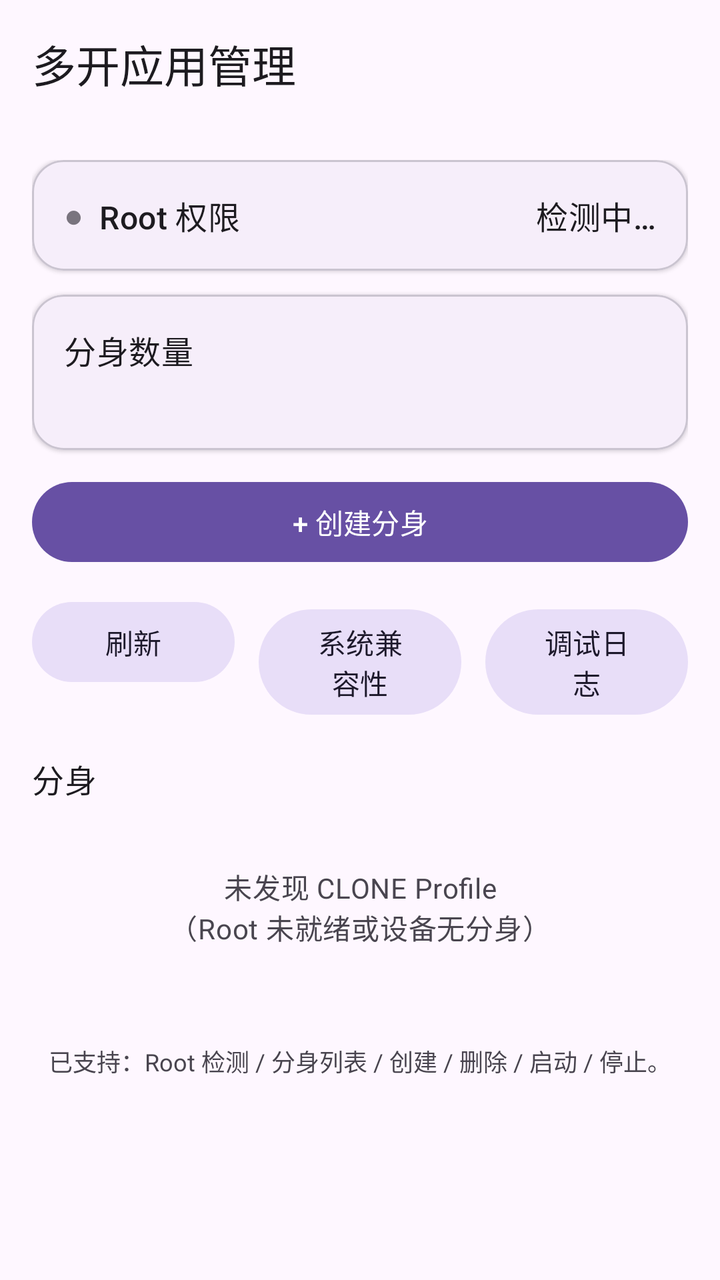
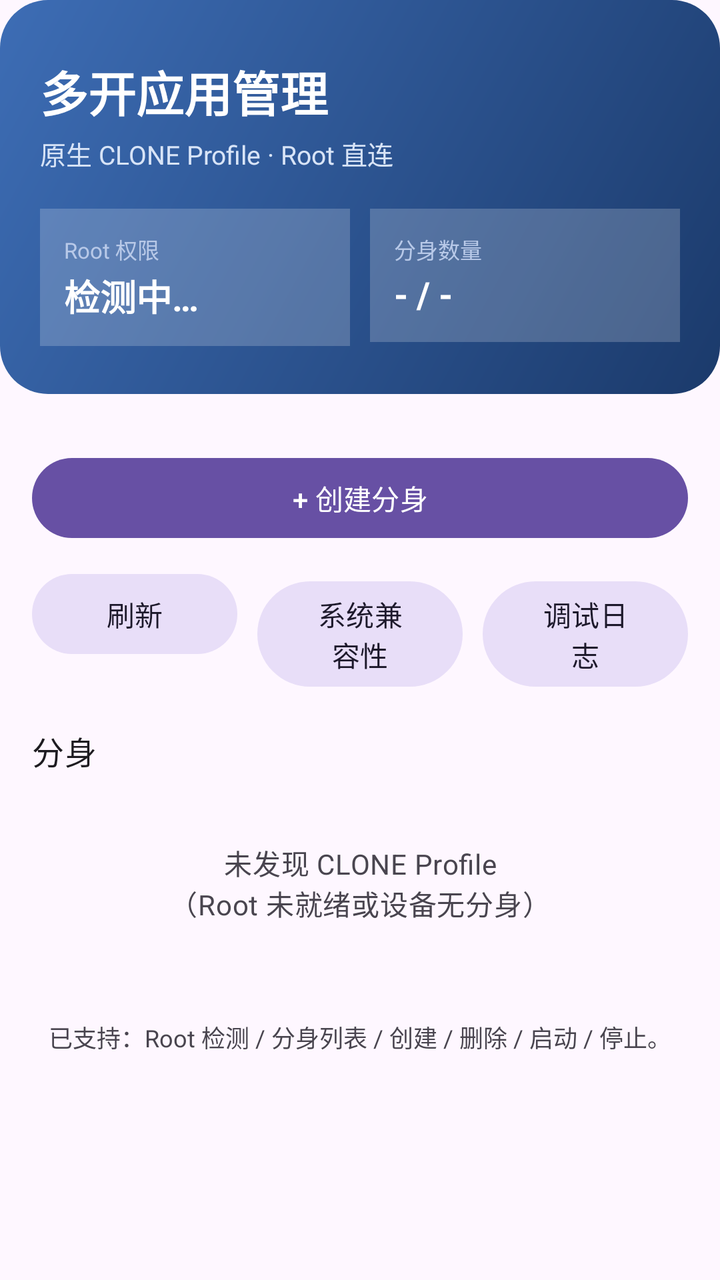

The first picture is an Android layout as it rendered before a commit; the second is the same layout after the commit. The layout source and the unified diff follow.
<!-- AndroidManifest.xml: application theme Theme.CloneManager -->
<!-- res/layout/activity_main.xml -->
<?xml version="1.0" encoding="utf-8"?>
<LinearLayout xmlns:android="http://schemas.android.com/apk/res/android"
    xmlns:app="http://schemas.android.com/apk/res-auto"
    android:layout_width="match_parent"
    android:layout_height="match_parent"
    android:orientation="vertical"
    android:background="?android:attr/colorBackground">

    <com.google.android.material.appbar.MaterialToolbar
        android:id="@+id/toolbar"
        android:layout_width="match_parent"
        android:layout_height="?attr/actionBarSize"
        android:background="?attr/colorSurface"
        app:title="@string/app_name"
        app:titleTextAppearance="@style/TextAppearance.Material3.TitleLarge" />

    <ProgressBar
        android:id="@+id/progressBar"
        android:layout_width="wrap_content"
        android:layout_height="wrap_content"
        android:layout_gravity="center_horizontal"
        android:visibility="gone"
        android:indeterminate="true" />

    <androidx.core.widget.NestedScrollView
        android:layout_width="match_parent"
        android:layout_height="0dp"
        android:layout_weight="1"
        android:fillViewport="true">

        <LinearLayout
            android:layout_width="match_parent"
            android:layout_height="wrap_content"
            android:orientation="vertical"
            android:padding="16dp">

            <com.google.android.material.card.MaterialCardView
                android:layout_width="match_parent"
                android:layout_height="wrap_content"
                app:cardCornerRadius="16dp"
                app:cardElevation="1dp">

                <LinearLayout
                    android:layout_width="match_parent"
                    android:layout_height="wrap_content"
                    android:orientation="vertical"
                    android:padding="16dp">

                    <LinearLayout
                        android:layout_width="match_parent"
                        android:layout_height="wrap_content"
                        android:orientation="horizontal"
                        android:gravity="center_vertical">

                        <TextView
                            android:id="@+id/rootDot"
                            android:layout_width="wrap_content"
                            android:layout_height="wrap_content"
                            android:text="●"
                            android:textSize="16sp"
                            android:textColor="?attr/colorOutline" />

                        <TextView
                            android:layout_width="wrap_content"
                            android:layout_height="wrap_content"
                            android:layout_marginStart="8dp"
                            android:text="@string/home_root_title"
                            android:textAppearance="@style/TextAppearance.Material3.TitleMedium" />

                        <Space
                            android:layout_width="0dp"
                            android:layout_height="1dp"
                            android:layout_weight="1" />

                        <TextView
                            android:id="@+id/rootStatus"
                            android:layout_width="wrap_content"
                            android:layout_height="wrap_content"
                            android:text="@string/home_root_unknown"
                            android:textAppearance="@style/TextAppearance.Material3.TitleMedium" />
                    </LinearLayout>

                    <TextView
                        android:id="@+id/rootDetail"
                        android:layout_width="match_parent"
                        android:layout_height="wrap_content"
                        android:layout_marginTop="6dp"
                        android:textSize="12sp"
                        android:textColor="?android:attr/textColorSecondary"
                        android:visibility="gone" />
                </LinearLayout>
            </com.google.android.material.card.MaterialCardView>

            <com.google.android.material.card.MaterialCardView
                android:layout_width="match_parent"
                android:layout_height="wrap_content"
                android:layout_marginTop="12dp"
                app:cardCornerRadius="16dp"
                app:cardElevation="1dp">

                <LinearLayout
                    android:layout_width="match_parent"
                    android:layout_height="wrap_content"
                    android:orientation="vertical"
                    android:padding="16dp">

                    <LinearLayout
                        android:layout_width="match_parent"
                        android:layout_height="wrap_content"
                        android:orientation="horizontal"
                        android:gravity="center_vertical">

                        <TextView
                            android:layout_width="wrap_content"
                            android:layout_height="wrap_content"
                            android:text="@string/home_clone_count_title"
                            android:textAppearance="@style/TextAppearance.Material3.TitleMedium" />

                        <Space
                            android:layout_width="0dp"
                            android:layout_height="1dp"
                            android:layout_weight="1" />

                        <TextView
                            android:id="@+id/cloneCount"
                            android:layout_width="wrap_content"
                            android:layout_height="wrap_content"
                            android:textAppearance="@style/TextAppearance.Material3.TitleMedium"
                            android:textColor="?attr/colorPrimary" />
                    </LinearLayout>

                    <TextView
                        android:id="@+id/cloneLimitDetail"
                        android:layout_width="match_parent"
                        android:layout_height="wrap_content"
                        android:layout_marginTop="6dp"
                        android:textSize="12sp"
                        android:textColor="?android:attr/textColorSecondary" />
                </LinearLayout>
            </com.google.android.material.card.MaterialCardView>

            <com.google.android.material.card.MaterialCardView
                android:id="@+id/errorCard"
                android:layout_width="match_parent"
                android:layout_height="wrap_content"
                android:layout_marginTop="12dp"
                android:visibility="gone"
                app:cardBackgroundColor="?attr/colorErrorContainer"
                app:cardCornerRadius="16dp"
                app:cardElevation="0dp">

                <TextView
                    android:id="@+id/errorText"
                    android:layout_width="match_parent"
                    android:layout_height="wrap_content"
                    android:padding="16dp"
                    android:textAppearance="@style/TextAppearance.Material3.BodyMedium"
                    android:textColor="?attr/colorOnErrorContainer" />
            </com.google.android.material.card.MaterialCardView>

            <com.google.android.material.button.MaterialButton
                android:id="@+id/btnCreate"
                style="@style/Widget.Material3.Button"
                android:layout_width="match_parent"
                android:layout_height="wrap_content"
                android:layout_marginTop="12dp"
                android:drawableStart="@android:drawable/ic_input_add"
                android:drawableTint="?attr/colorOnPrimary"
                android:text="@string/action_create_clone" />

            <LinearLayout
                android:layout_width="match_parent"
                android:layout_height="wrap_content"
                android:layout_marginTop="12dp"
                android:orientation="horizontal">

                <com.google.android.material.button.MaterialButton
                    android:id="@+id/btnRefresh"
                    style="@style/Widget.Material3.Button.TonalButton"
                    android:layout_width="0dp"
                    android:layout_height="wrap_content"
                    android:layout_weight="1"
                    android:text="@string/home_refresh" />

                <com.google.android.material.button.MaterialButton
                    android:id="@+id/btnCompatibility"
                    style="@style/Widget.Material3.Button.TonalButton"
                    android:layout_width="0dp"
                    android:layout_height="wrap_content"
                    android:layout_marginStart="12dp"
                    android:layout_weight="1"
                    android:text="@string/home_compatibility" />

                <com.google.android.material.button.MaterialButton
                    android:id="@+id/btnLogs"
                    style="@style/Widget.Material3.Button.TonalButton"
                    android:layout_width="0dp"
                    android:layout_height="wrap_content"
                    android:layout_marginStart="12dp"
                    android:layout_weight="1"
                    android:text="调试日志" />
            </LinearLayout>

            <TextView
                android:id="@+id/cloneListTitle"
                android:layout_width="match_parent"
                android:layout_height="wrap_content"
                android:layout_marginTop="20dp"
                android:layout_marginBottom="8dp"
                android:text="@string/home_clone_list_title"
                android:textAppearance="@style/TextAppearance.Material3.TitleMedium" />

            <TextView
                android:id="@+id/cloneEmpty"
                android:layout_width="match_parent"
                android:layout_height="wrap_content"
                android:gravity="center"
                android:padding="24dp"
                android:text="@string/home_clone_empty"
                android:textAppearance="@style/TextAppearance.Material3.BodyMedium"
                android:textColor="?android:attr/textColorSecondary" />

            <androidx.recyclerview.widget.RecyclerView
                android:id="@+id/cloneList"
                android:layout_width="match_parent"
                android:layout_height="wrap_content"
                android:nestedScrollingEnabled="false"
                android:visibility="gone" />

            <TextView
                android:layout_width="match_parent"
                android:layout_height="wrap_content"
                android:layout_marginTop="20dp"
                android:padding="4dp"
                android:gravity="center"
                android:text="@string/home_phase1_hint"
                android:textSize="12sp"
                android:textColor="?android:attr/textColorSecondary" />
        </LinearLayout>
    </androidx.core.widget.NestedScrollView>
</LinearLayout>
<!-- resources referenced by this layout -->
<resources>
  <string name="action_create_clone">+ 创建分身</string>
  <string name="app_name">多开应用管理</string>
  <string name="home_clone_count_title">分身数量</string>
  <string name="home_clone_empty">未发现 CLONE Profile\n（Root 未就绪或设备无分身）</string>
  <string name="home_clone_list_title">分身</string>
  <string name="home_compatibility">系统兼容性</string>
  <string name="home_phase1_hint">已支持：Root 检测 / 分身列表 / 创建 / 删除 / 启动 / 停止。</string>
  <string name="home_refresh">刷新</string>
  <string name="home_root_title">Root 权限</string>
  <string name="home_root_unknown">检测中…</string>
  <style name="Theme.CloneManager" parent="Theme.Material3.DayNight.NoActionBar">
          <item name="android:windowLightStatusBar">true</item>
          <item name="android:statusBarColor">@android:color/transparent</item>
      </style>
</resources>

<!-- the commit's change to res/layout/activity_main.xml (unified diff, before → after) -->
@@ -6,19 +6,100 @@
     android:orientation="vertical"
     android:background="?android:attr/colorBackground">
 
-    <com.google.android.material.appbar.MaterialToolbar
-        android:id="@+id/toolbar"
+    <LinearLayout
         android:layout_width="match_parent"
-        android:layout_height="?attr/actionBarSize"
-        android:background="?attr/colorSurface"
-        app:title="@string/app_name"
-        app:titleTextAppearance="@style/TextAppearance.Material3.TitleLarge" />
+        android:layout_height="wrap_content"
+        android:orientation="vertical"
+        android:background="@drawable/bg_hero"
+        android:paddingStart="20dp"
+        android:paddingEnd="20dp"
+        android:paddingTop="28dp"
+        android:paddingBottom="24dp">
+
+        <TextView
+            android:layout_width="wrap_content"
+            android:layout_height="wrap_content"
+            android:text="@string/app_name"
+            android:textColor="@color/hero_text"
+            android:textSize="24sp"
+            android:textStyle="bold" />
+
+        <TextView
+            android:layout_width="wrap_content"
+            android:layout_height="wrap_content"
+            android:layout_marginTop="4dp"
+            android:text="原生 CLONE Profile · Root 直连"
+            android:textColor="#D8E4F7"
+            android:textSize="13sp" />
+
+        <LinearLayout
+            android:layout_width="match_parent"
+            android:layout_height="wrap_content"
+            android:layout_marginTop="18dp"
+            android:orientation="horizontal">
+
+            <LinearLayout
+                android:layout_width="0dp"
+                android:layout_height="wrap_content"
+                android:layout_weight="1"
+                android:orientation="vertical"
+                android:background="#33FFFFFF"
+                android:padding="12dp">
+
+                <TextView
+                    android:layout_width="wrap_content"
+                    android:layout_height="wrap_content"
+                    android:text="Root 权限"
+                    android:textColor="#B8C9E8"
+                    android:textSize="11sp" />
+
+                <TextView
+                    android:id="@+id/rootStatusHero"
+                    android:layout_width="wrap_content"
+                    android:layout_height="wrap_content"
+                    android:layout_marginTop="2dp"
+                    android:text="检测中…"
+                    android:textColor="@color/hero_text"
+                    android:textSize="18sp"
+                    android:textStyle="bold" />
+            </LinearLayout>
+
+            <Space android:layout_width="10dp" android:layout_height="1dp" />
+
+            <LinearLayout
+                android:layout_width="0dp"
+                android:layout_height="wrap_content"
+                android:layout_weight="1"
+                android:orientation="vertical"
+                android:background="#33FFFFFF"
+                android:padding="12dp">
+
+                <TextView
+                    android:layout_width="wrap_content"
+                    android:layout_height="wrap_content"
+                    android:text="分身数量"
+                    android:textColor="#B8C9E8"
+                    android:textSize="11sp" />
+
+                <TextView
+                    android:id="@+id/cloneCountHero"
+                    android:layout_width="wrap_content"
+                    android:layout_height="wrap_content"
+                    android:layout_marginTop="2dp"
+                    android:text="- / -"
+                    android:textColor="@color/hero_text"
+                    android:textSize="18sp"
+                    android:textStyle="bold" />
+            </LinearLayout>
+        </LinearLayout>
+    </LinearLayout>
 
     <ProgressBar
         android:id="@+id/progressBar"
         android:layout_width="wrap_content"
         android:layout_height="wrap_content"
         android:layout_gravity="center_horizontal"
+        android:layout_marginTop="8dp"
         android:visibility="gone"
         android:indeterminate="true" />
 
@@ -35,115 +116,9 @@
             android:padding="16dp">
 
             <com.google.android.material.card.MaterialCardView
-                android:layout_width="match_parent"
-                android:layout_height="wrap_content"
-                app:cardCornerRadius="16dp"
-                app:cardElevation="1dp">
-
-                <LinearLayout
-                    android:layout_width="match_parent"
-                    android:layout_height="wrap_content"
-                    android:orientation="vertical"
-                    android:padding="16dp">
-
-                    <LinearLayout
-                        android:layout_width="match_parent"
-                        android:layout_height="wrap_content"
-                        android:orientation="horizontal"
-                        android:gravity="center_vertical">
-
-                        <TextView
-                            android:id="@+id/rootDot"
-                            android:layout_width="wrap_content"
-                            android:layout_height="wrap_content"
-                            android:text="●"
-                            android:textSize="16sp"
-                            android:textColor="?attr/colorOutline" />
-
-                        <TextView
-                            android:layout_width="wrap_content"
-                            android:layout_height="wrap_content"
-                            android:layout_marginStart="8dp"
-                            android:text="@string/home_root_title"
-                            android:textAppearance="@style/TextAppearance.Material3.TitleMedium" />
-
-                        <Space
-                            android:layout_width="0dp"
-                            android:layout_height="1dp"
-                            android:layout_weight="1" />
-
-                        <TextView
-                            android:id="@+id/rootStatus"
-                            android:layout_width="wrap_content"
-                            android:layout_height="wrap_content"
-                            android:text="@string/home_root_unknown"
-                            android:textAppearance="@style/TextAppearance.Material3.TitleMedium" />
-                    </LinearLayout>
-
-                    <TextView
-                        android:id="@+id/rootDetail"
-                        android:layout_width="match_parent"
-                        android:layout_height="wrap_content"
-                        android:layout_marginTop="6dp"
-                        android:textSize="12sp"
-                        android:textColor="?android:attr/textColorSecondary"
-                        android:visibility="gone" />
-                </LinearLayout>
-            </com.google.android.material.card.MaterialCardView>
-
-            <com.google.android.material.card.MaterialCardView
-                android:layout_width="match_parent"
-                android:layout_height="wrap_content"
-                android:layout_marginTop="12dp"
-                app:cardCornerRadius="16dp"
-                app:cardElevation="1dp">
-
-                <LinearLayout
-                    android:layout_width="match_parent"
-                    android:layout_height="wrap_content"
-                    android:orientation="vertical"
-                    android:padding="16dp">
-
-                    <LinearLayout
-                        android:layout_width="match_parent"
-                        android:layout_height="wrap_content"
-                        android:orientation="horizontal"
-                        android:gravity="center_vertical">
-
-                        <TextView
-                            android:layout_width="wrap_content"
-                            android:layout_height="wrap_content"
-                            android:text="@string/home_clone_count_title"
-                            android:textAppearance="@style/TextAppearance.Material3.TitleMedium" />
-
-                        <Space
-                            android:layout_width="0dp"
-                            android:layout_height="1dp"
-                            android:layout_weight="1" />
-
-                        <TextView
-                            android:id="@+id/cloneCount"
-                            android:layout_width="wrap_content"
-                            android:layout_height="wrap_content"
-                            android:textAppearance="@style/TextAppearance.Material3.TitleMedium"
-                            android:textColor="?attr/colorPrimary" />
-                    </LinearLayout>
-
-                    <TextView
-                        android:id="@+id/cloneLimitDetail"
-                        android:layout_width="match_parent"
-                        android:layout_height="wrap_content"
-                        android:layout_marginTop="6dp"
-                        android:textSize="12sp"
-                        android:textColor="?android:attr/textColorSecondary" />
-                </LinearLayout>
-            </com.google.android.material.card.MaterialCardView>
-
-            <com.google.android.material.card.MaterialCardView
                 android:id="@+id/errorCard"
                 android:layout_width="match_parent"
                 android:layout_height="wrap_content"
-                android:layout_marginTop="12dp"
                 android:visibility="gone"
                 app:cardBackgroundColor="?attr/colorErrorContainer"
                 app:cardCornerRadius="16dp"
@@ -153,17 +128,28 @@
                     android:id="@+id/errorText"
                     android:layout_width="match_parent"
                     android:layout_height="wrap_content"
-                    android:padding="16dp"
+                    android:padding="14dp"
                     android:textAppearance="@style/TextAppearance.Material3.BodyMedium"
                     android:textColor="?attr/colorOnErrorContainer" />
             </com.google.android.material.card.MaterialCardView>
 
+            <TextView
+                android:id="@+id/rootDetail"
+                android:layout_width="match_parent"
+                android:layout_height="wrap_content"
+                android:layout_marginTop="4dp"
+                android:textSize="11sp"
+                android:fontFamily="monospace"
+                android:textColor="?android:attr/textColorSecondary"
+                android:visibility="gone" />
+
             <com.google.android.material.button.MaterialButton
                 android:id="@+id/btnCreate"
                 style="@style/Widget.Material3.Button"
                 android:layout_width="match_parent"
                 android:layout_height="wrap_content"
                 android:layout_marginTop="12dp"
+                android:minHeight="48dp"
                 android:drawableStart="@android:drawable/ic_input_add"
                 android:drawableTint="?attr/colorOnPrimary"
                 android:text="@string/action_create_clone" />
@@ -171,7 +157,7 @@
             <LinearLayout
                 android:layout_width="match_parent"
                 android:layout_height="wrap_content"
-                android:layout_marginTop="12dp"
+                android:layout_marginTop="10dp"
                 android:orientation="horizontal">
 
                 <com.google.android.material.button.MaterialButton
@@ -187,7 +173,7 @@
                     style="@style/Widget.Material3.Button.TonalButton"
                     android:layout_width="0dp"
                     android:layout_height="wrap_content"
-                    android:layout_marginStart="12dp"
+                    android:layout_marginStart="10dp"
                     android:layout_weight="1"
                     android:text="@string/home_compatibility" />
 
@@ -196,7 +182,7 @@
                     style="@style/Widget.Material3.Button.TonalButton"
                     android:layout_width="0dp"
                     android:layout_height="wrap_content"
-                    android:layout_marginStart="12dp"
+                    android:layout_marginStart="10dp"
                     android:layout_weight="1"
                     android:text="调试日志" />
             </LinearLayout>
@@ -206,7 +192,7 @@
                 android:layout_width="match_parent"
                 android:layout_height="wrap_content"
                 android:layout_marginTop="20dp"
-                android:layout_marginBottom="8dp"
+                android:layout_marginBottom="10dp"
                 android:text="@string/home_clone_list_title"
                 android:textAppearance="@style/TextAppearance.Material3.TitleMedium" />
 
<!-- resource entries referenced after the edit -->
@@ -1,18 +1,24 @@
 <!-- resources referenced by this layout -->
 <resources>
+  <color name="hero_text">#FFFFFF</color>
+  <!-- drawable bg_hero (drawable) -->
+  <?xml version="1.0" encoding="utf-8"?>
+  <shape xmlns:android="http://schemas.android.com/apk/res/android" android:shape="rectangle">
+      <corners android:radius="24dp" />
+      <gradient android:startColor="@color/hero_start" android:endColor="@color/hero_end" android:angle="135" />
+  </shape>
   <string name="action_create_clone">+ 创建分身</string>
   <string name="app_name">多开应用管理</string>
-  <string name="home_clone_count_title">分身数量</string>
   <string name="home_clone_empty">未发现 CLONE Profile\n（Root 未就绪或设备无分身）</string>
   <string name="home_clone_list_title">分身</string>
   <string name="home_compatibility">系统兼容性</string>
   <string name="home_phase1_hint">已支持：Root 检测 / 分身列表 / 创建 / 删除 / 启动 / 停止。</string>
   <string name="home_refresh">刷新</string>
-  <string name="home_root_title">Root 权限</string>
-  <string name="home_root_unknown">检测中…</string>
   <style name="Theme.CloneManager" parent="Theme.Material3.DayNight.NoActionBar">
           <item name="android:windowLightStatusBar">true</item>
           <item name="android:statusBarColor">@android:color/transparent</item>
       </style>
+  <color name="hero_start">#1B3A6B</color>
+  <color name="hero_end">#3D6DB5</color>
 </resources>
 
